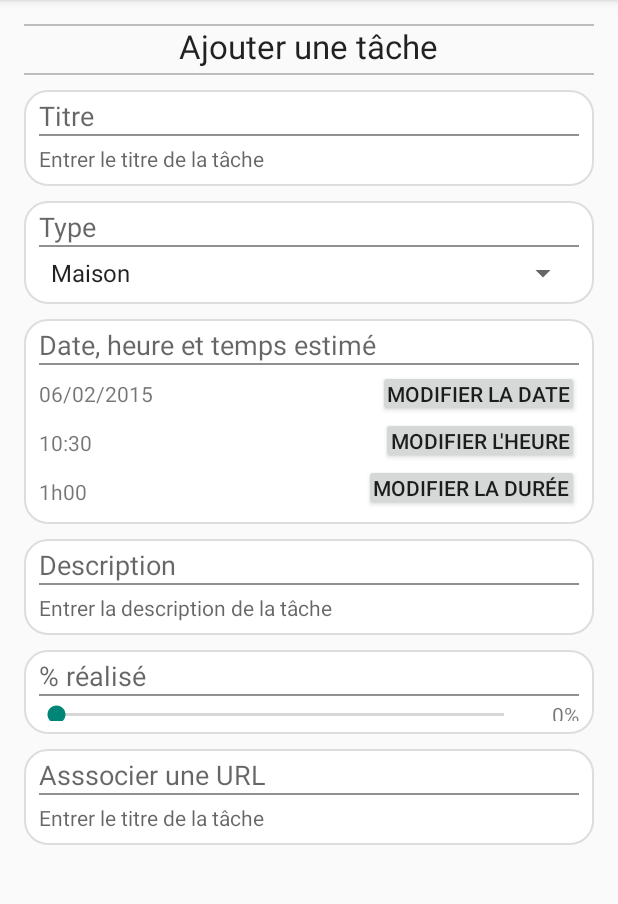
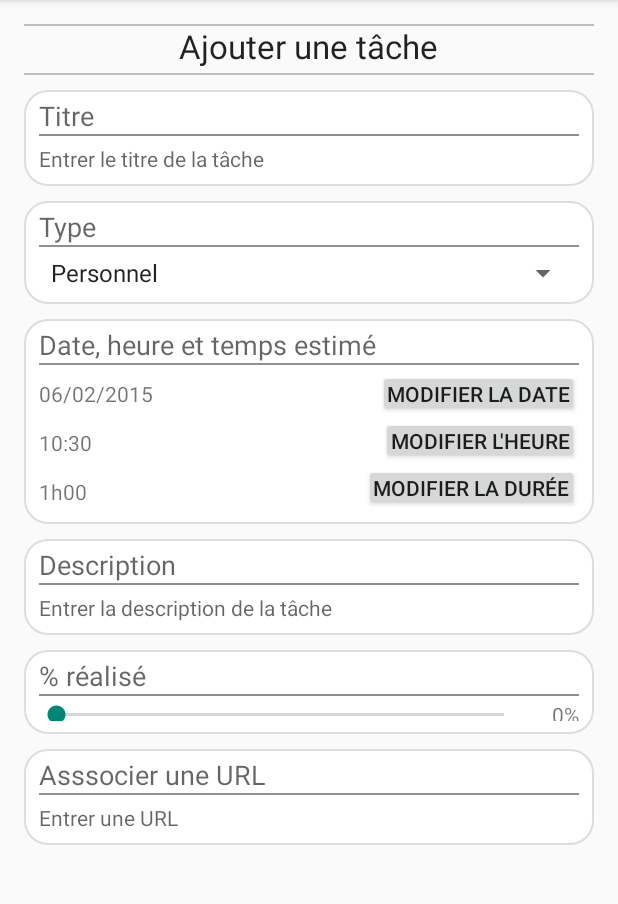
Before and after one commit to Naeoth/Done, an Android app: the MainActivity screen opened directly, with no data from a screen before it, after a tap on "Ajouter une tâche", on a phone screen of 412 x 824 dp, the part 84-988 px from its top. Run offline under Robolectric (Android 15) with nearby library versions, the phone set to English and light mode, and no system bars.

Commit message:
New version

```diff
--- a/app/src/main/AndroidManifest.xml
+++ b/app/src/main/AndroidManifest.xml
@@ -40,6 +40,12 @@
             android:name=".view.activities.DisplayTaskActivity"
             android:label="@string/app_name" >
         </activity>
+        <activity
+            android:name=".view.activities.WebViewActivity"
+            android:label="@string/app_name" >
+        </activity>
     </application>
 
+    <uses-permission android:name="android.permission.INTERNET"/>
+
 </manifest>
--- a/app/src/main/java/com/alexis/done/view/activities/AddTaskActivity.java
+++ b/app/src/main/java/com/alexis/done/view/activities/AddTaskActivity.java
@@ -3,6 +3,11 @@ package com.alexis.done.view.activities;
 import android.content.Intent;
 import android.support.v7.app.ActionBarActivity;
 import android.os.Bundle;
+import android.text.Editable;
+import android.text.TextWatcher;
+import android.text.method.LinkMovementMethod;
+import android.text.util.Linkify;
+import android.util.Patterns;
 import android.view.Menu;
 import android.view.MenuItem;
 import android.widget.Button;
@@ -20,11 +25,8 @@ import com.alexis.done.model.Task;
 import java.text.ParseException;
 import java.text.SimpleDateFormat;
 import java.util.Date;
-import java.util.regex.Pattern;
 
 public class AddTaskActivity extends ActionBarActivity {
-
-    private static final String URL_REGEX = "(https?|ftp|file)://[-a-zA-Z0-9+&@#/%?=~_|!:,.;]*[-a-zA-Z0-9+&@#/%=~_|]";
 
     @Override
     protected void onCreate(Bundle savedInstanceState) {
@@ -48,6 +50,23 @@ public class AddTaskActivity extends ActionBarActivity {
         TextView displayInputtedTime = (TextView) findViewById(R.id.display_time_addTask);
         SimpleDateFormat hourFormat = new SimpleDateFormat("HH:mm");
         displayInputtedTime.setText( hourFormat.format(currentDate) );
+
+        TextView inputUrl = (TextView) findViewById(R.id.input_url_addTask);
+        inputUrl.setAutoLinkMask(Linkify.WEB_URLS);
+        inputUrl.setMovementMethod( LinkMovementMethod.getInstance() );
+        inputUrl.addTextChangedListener( new TextWatcher() {
+            @Override
+            public void beforeTextChanged(CharSequence s, int start, int count, int after) {}
+
+            @Override
+            public void onTextChanged(CharSequence s, int start, int before, int count) {}
+
+            @Override
+            public void afterTextChanged(Editable s) {
+                Linkify.addLinks(s, Linkify.WEB_URLS);
+            }
+        });
+        //inputUrl.
     }
 
     protected void initControllers() {
@@ -77,8 +96,6 @@ public class AddTaskActivity extends ActionBarActivity {
 
         switch ( item.getItemId() ) {
             case R.id.action_done:
-                Intent returnTask = new Intent();
-
                 EditText title = (EditText) findViewById(R.id.input_title_addTask);
                 String taskTitle = title.getText().toString();
 
@@ -106,13 +123,13 @@ public class AddTaskActivity extends ActionBarActivity {
                 if (title.length() == 0) {
                     Toast.makeText(this, R.string.emptyTitle_messageError, Toast.LENGTH_LONG).show();
                 }
-                else if ( !Pattern.matches(URL_REGEX, taskUrl) ) {
+                else if ( !Patterns.WEB_URL.matcher(taskUrl).matches() && !taskUrl.equals("") ) {
                     Toast.makeText(this, R.string.wrongUrl_messageError, Toast.LENGTH_LONG).show();
                 }
                 else {
+                    Intent returnTask = new Intent();
                     Task newTask = new Task(0, taskTitle, taskType, taskDate, taskTime, taskDuration, taskDescription, taskProgress, taskUrl);
-                    returnTask.putExtra("taskToAdd", newTask);
-
+                    returnTask.putExtra("returnedTask", newTask);
                     setResult(RESULT_OK, returnTask);
                     finish();
                 }
--- a/app/src/main/java/com/alexis/done/view/activities/MainActivity.java
+++ b/app/src/main/java/com/alexis/done/view/activities/MainActivity.java
@@ -5,6 +5,7 @@ import android.support.v7.app.ActionBarActivity;
 import android.os.Bundle;
 import android.view.Menu;
 import android.view.MenuItem;
+import android.widget.Toast;
 
 import com.alexis.done.R;
 import com.alexis.done.model.Task;
@@ -18,9 +19,9 @@ public class MainActivity extends ActionBarActivity {
         setContentView(R.layout.activity_main);
 
         Intent tmp = new Intent(this, DisplayTaskActivity.class);
-        Task tmp2 = new Task(0, "TEST", 2, "03/02/95", "12:00", "24h", "Anniversaire Alexis", 100, "");
+        Task tmp2 = new Task(0, "TEST", 2, "03/02/95", "12:00", "24h", "Anniversaire Alexis", 100, "http://example.fr");
         tmp.putExtra("aTask", tmp2);
-        startActivityForResult(tmp, 1);
+        startActivity(tmp);
     }
 
 
@@ -33,8 +34,31 @@ public class MainActivity extends ActionBarActivity {
 
     @Override
     public boolean onOptionsItemSelected(MenuItem item) {
-        Intent addTask = new Intent(this, AddTaskActivity.class);
-        startActivityForResult(addTask, 1);
+
+        switch ( item.getItemId() ) {
+            case R.id.action_add:
+                Intent addTask = new Intent(this, AddTaskActivity.class);
+                startActivityForResult(addTask, 1);
+                break;
+
+            case R.id.action_all:
+                break;
+
+            case R.id.action_date_sort:
+                break;
+
+            case R.id.action_type_0_sort:
+                break;
+
+            case R.id.action_type_1_sort:
+                break;
+
+            case R.id.action_type_2_sort:
+                break;
+
+            case R.id.action_type_3_sort:
+                break;
+        }
 
         return super.onOptionsItemSelected(item);
     }
@@ -44,7 +68,8 @@ public class MainActivity extends ActionBarActivity {
         super.onActivityResult(requestCode, resultCode, data);
 
         if (resultCode == RESULT_OK) {
-            Task addedTask = data.getParcelableExtra("taskToAdd");
+            Task addedTask = data.getParcelableExtra("returnedTask");
+            Toast.makeText(this, addedTask.getTitle(), Toast.LENGTH_LONG).show();
         }
     }
 }
--- a/app/src/main/res/layout/activity_add_task.xml
+++ b/app/src/main/res/layout/activity_add_task.xml
@@ -294,12 +294,13 @@
             <EditText
                 android:id="@+id/input_url_addTask"
                 android:inputType="textUri"
-                android:hint="@string/hint_input_title_view_addTask"
+                android:hint="@string/hint_input_url_view_add_task"
                 android:background="@drawable/edit_text_design"
                 android:layout_width="match_parent"
                 android:layout_height="wrap_content"
                 android:layout_below="@+id/line_url_addTask"
                 android:singleLine="true"
+                android:linksClickable="true"
                 android:textAppearance="?android:attr/textAppearanceSmall"
                 android:layout_marginTop="5dp"/>
 
--- a/app/src/main/res/layout/activity_main.xml
+++ b/app/src/main/res/layout/activity_main.xml
@@ -36,7 +36,7 @@
         android:layout_width="match_parent"
         android:layout_height="match_parent"
         android:layout_below="@+id/line2_title_listTask"
-        android:layout_marginTop="10dp"
+        android:layout_marginTop="15dp"
         android:background="@drawable/rounded_corner"/>
 
 </RelativeLayout>
--- a/app/src/main/res/menu/menu_main.xml
+++ b/app/src/main/res/menu/menu_main.xml
@@ -6,12 +6,43 @@
     <item
         android:id="@+id/action_add"
         android:title="@string/text_action_add"
-        android:icon="@drawable/ic_edit"
+        android:icon="@drawable/ic_new"
         app:showAsAction="ifRoom|withText"/>
 
     <item
-        android:id="@+id/action_test"
-        android:title="@string/text_action_add"
+        android:id="@+id/action_all"
+        android:title="@string/text_action_all_sort"
         app:showAsAction="never|withText"/>
 
+    <item
+        android:id="@+id/action_date_sort"
+        android:title="@string/text_action_date_sort"
+        app:showAsAction="never|withText"/>
+
+    <item
+        android:id="@+id/action_type_sort"
+        android:title="@string/text_action_type_sort"
+        app:showAsAction="never|withText">
+
+        <menu>
+            <item android:id="@+id/action_type_0_sort"
+                android:title="@string/type0"
+                app:showAsAction="never|withText"/>
+
+            <item android:id="@+id/action_type_1_sort"
+                android:title="@string/type1"
+                app:showAsAction="never|withText"/>
+
+            <item android:id="@+id/action_type_2_sort"
+                android:title="@string/type2"
+                app:showAsAction="never|withText"/>
+
+            <item android:id="@+id/action_type_3_sort"
+                android:title="@string/type3"
+                app:showAsAction="never|withText"/>
+
+        </menu>
+
+    </item>
+
 </menu>
--- /dev/null
+++ b/app/src/main/res/menu/menu_web_view.xml
@@ -0,0 +1,3 @@
+<menu xmlns:tools="http://schemas.android.com/tools"
+    tools:context=".WebViewActivity">
+</menu>
--- a/app/src/main/res/values/strings.xml
+++ b/app/src/main/res/values/strings.xml
@@ -3,20 +3,27 @@
 
     <string name="app_name">Done</string>
     <string name="text_action_add">Ajouter une tâche</string>
+    <string name="text_action_all_sort">Afficher toutes les tâches</string>
+    <string name="text_action_date_sort">Trier par date</string>
+    <string name="text_action_type_sort">Trier par type</string>
+    <string name="title_view_add_task">Ajouter une tâche</string>
     <string name="text_action_done">Valider</string>
     <string name="text_action_cancel">Annuler</string>
-    <string name="title_view_add_task">Ajouter une tâche</string>
     <string name="name_view_add_task">Titre</string>
     <string name="hint_input_title_view_addTask">Entrer le titre de la tâche</string>
     <string name="type_view_add_task">Type</string>
 
     <string-array name="list_tasks_type">
-        <item>Maison</item>
-        <item>Travail</item>
-        <item>Châlet</item>
-        <item>IUT</item>
+        <item>@string/type0</item>
+        <item>@string/type1</item>
+        <item>@string/type2</item>
+        <item>@string/type3</item>
     </string-array>
 
+    <string name="type0">Personnel</string>
+    <string name="type1">Maison</string>
+    <string name="type2">Bureau</string>
+    <string name="type3">Amis</string>
     <string name="date_view_add_task">Date, heure et temps estimé</string>
     <string name="button_date_view_add_task">Modifier la date</string>
     <string name="button_time_view_add_task">Modifier l\'heure</string>
@@ -30,19 +37,15 @@
     <string name="hint_input_url_view_add_task">Entrer une URL</string>
     <string name="emptyTitle_messageError">Veuillez entrer un nom de tâche</string>
     <string name="wrongUrl_messageError">Veuillez entrer une URL valide\r\n(http://www.example.fr)</string>
-
     <string name="button_select_view">Sélectionner</string>
     <string name="title_view_input_duration">Temps estimé</string>
     <string name="h_view_input_duration">h</string>
     <string name="m_view_input_duration">min</string>
-
     <string name="title_view_update_task">Modifier une tâche</string>
-
     <string name="title_view_display_task">Afficher une tâche</string>
     <string name="hint_description_view_display_task">Aucune description</string>
     <string name="hint_url_view_display_task">Aucune URL</string>
-
+    <string name="text_action_update">Modifier</string>
     <string name="title_view_list_task">Liste des tâches</string>
 
-
 </resources>
```
Also changed, not shown: app/src/main/java/com/alexis/done/controller/ButtonsListener.java (+11 -0 lines), app/src/main/java/com/alexis/done/view/activities/DisplayTaskActivity.java (+32 -2 lines), app/src/main/java/com/alexis/done/view/activities/UpdateTaskActivity.java (+6 -1 lines), app/src/main/java/com/alexis/done/view/activities/WebViewActivity.java (added, +55 -0 lines), app/src/main/res/layout/activity_web_view.xml (added, +7 -0 lines), app/src/main/res/menu/menu_display_task.xml (+10 -1 lines), app/src/main/ic_new-web.png (added), app/src/main/res/drawable-hdpi/ic_new.png (added), app/src/main/res/drawable-mdpi/ic_new.png (added), app/src/main/res/drawable-xhdpi/ic_new.png (added), app/src/main/res/drawable-xxhdpi/ic_new.png (added).
